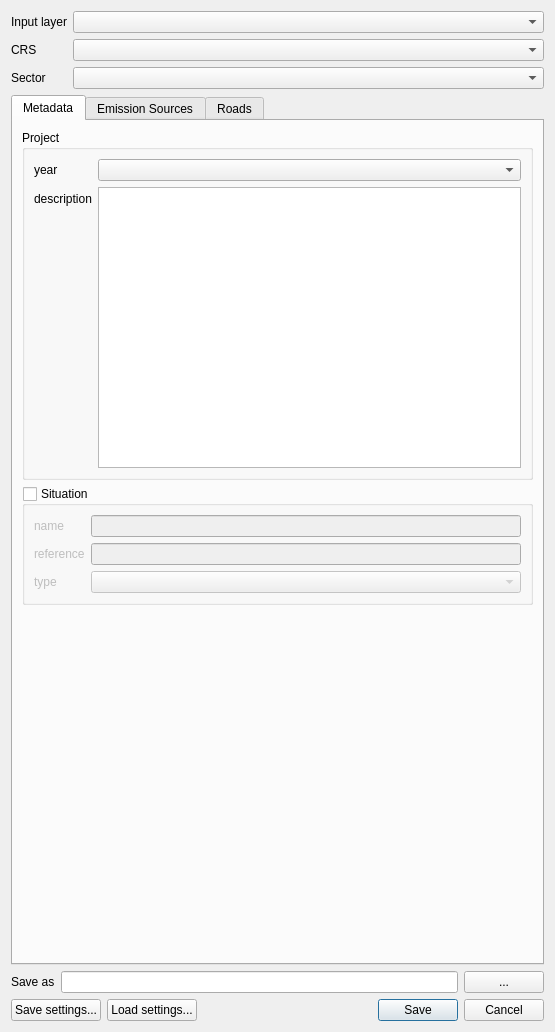
Above: ImaerPlugin/generate_calc_input_dlg.ui from opengeogroep/AERIUS-QGIS-plugins before the change. Below: the same form after it.
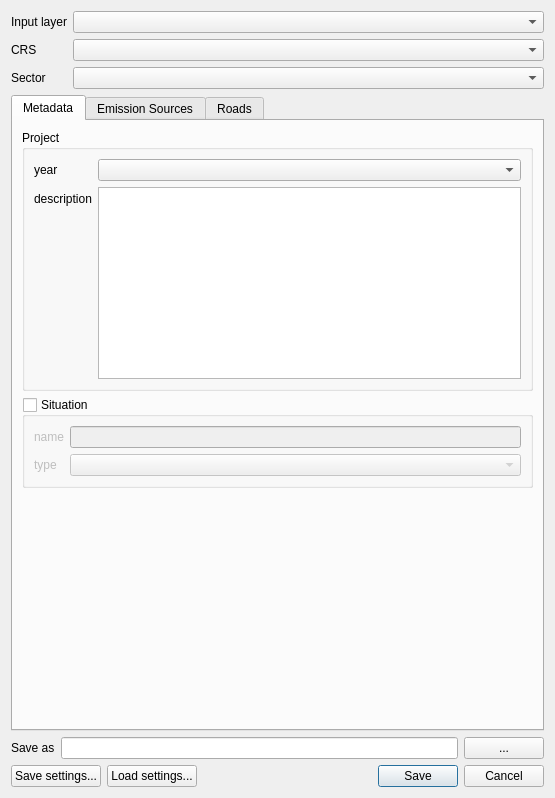
That is the form after the change. The open tabs and pages were chosen to show the change. Custom widgets are drawn as their Qt base class.

Commit message: Removed reference from Situation calculation input

The edit to the form file:
```diff
--- a/ImaerPlugin/generate_calc_input_dlg.ui
+++ b/ImaerPlugin/generate_calc_input_dlg.ui
@@ -7,7 +7,7 @@
     <x>0</x>
     <y>0</y>
     <width>555</width>
-    <height>1032</height>
+    <height>798</height>
    </rect>
   </property>
   <property name="windowTitle">
@@ -15,8 +15,6 @@
   </property>
   <layout class="QVBoxLayout" name="verticalLayout_2">
    <item>
-    <layout class="QVBoxLayout" name="verticalLayout">
-     <item>
       <layout class="QFormLayout" name="formLayout_2">
        <item row="0" column="0">
         <widget class="QLabel" name="label_layer">
@@ -51,8 +49,6 @@
       </layout>
      </item>
      <item>
-      <layout class="QHBoxLayout" name="horizontalLayout">
-       <item>
         <widget class="QTabWidget" name="tabWidget">
          <property name="currentIndex">
           <number>1</number>
@@ -130,30 +126,16 @@
                 </property>
                </widget>
               </item>
-              <item row="2" column="0">
+          <item row="1" column="0">
                <widget class="QLabel" name="label_situation_type">
                 <property name="text">
                  <string>type</string>
                 </property>
                </widget>
               </item>
-              <item row="2" column="1">
+          <item row="1" column="1">
                <widget class="QComboBox" name="combo_situation_type"/>
               </item>
-              <item row="1" column="1">
-               <widget class="QLineEdit" name="edit_situation_reference">
-                <property name="text">
-                 <string/>
-                </property>
-               </widget>
-              </item>
-              <item row="1" column="0">
-               <widget class="QLabel" name="label_situation_reference">
-                <property name="text">
-                 <string>reference</string>
-                </property>
-               </widget>
-              </item>
              </layout>
             </widget>
            </item>
@@ -766,8 +748,6 @@
          </widget>
         </widget>
        </item>
-      </layout>
-     </item>
      <item>
       <layout class="QHBoxLayout" name="horizontalLayout_fn">
        <item>
@@ -833,8 +813,6 @@
           <set>QDialogButtonBox::Cancel|QDialogButtonBox::Save</set>
          </property>
         </widget>
-       </item>
-      </layout>
      </item>
     </layout>
    </item>
```
Left out of the diff: 8 changed lines with no effect on the pictures. Lines whose indentation alone changed are shown as unchanged. The commit also changes 1 other file.
